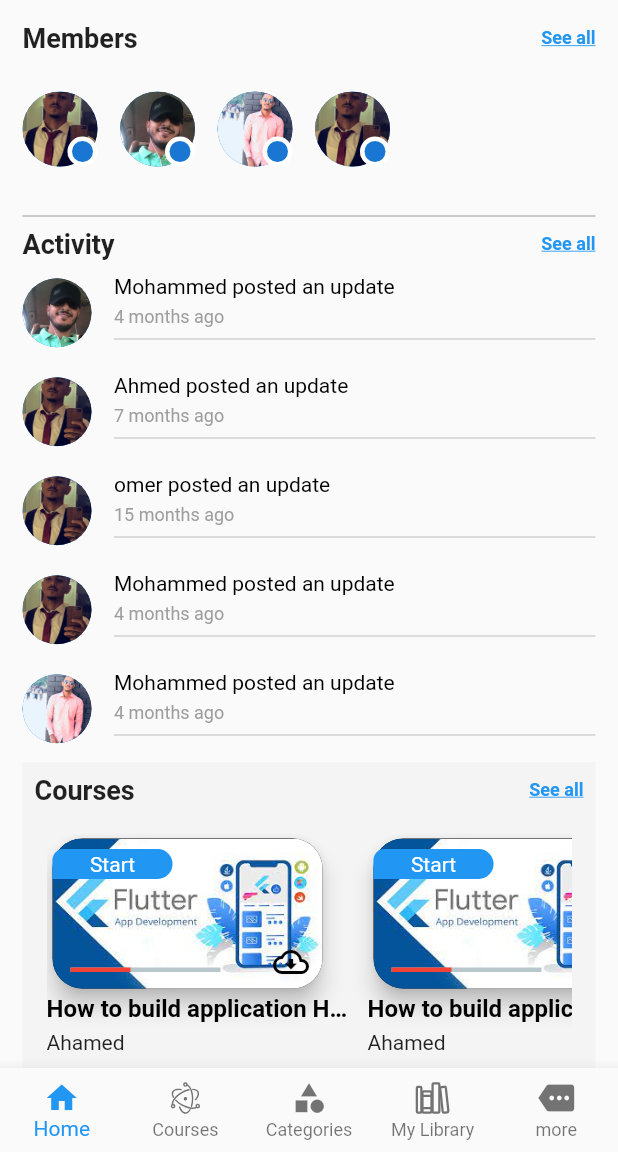
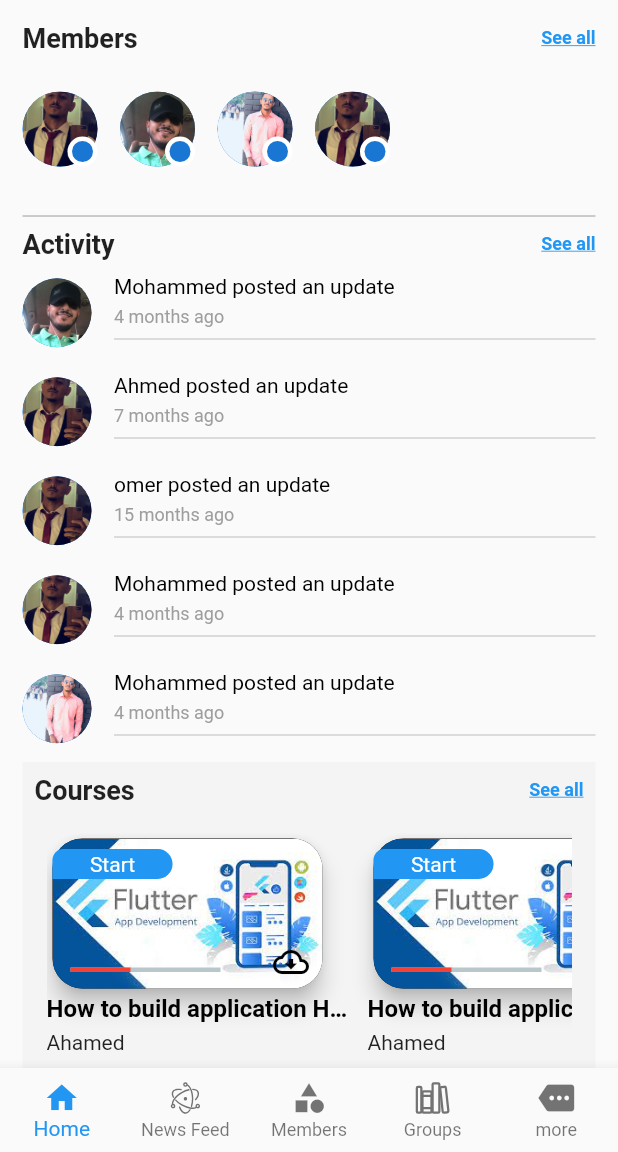
Before and after one commit to yamnizero/at_world, a Flutter app: the screen it shows after launch, on a phone screen of 412 x 824 dp, the part 84-1236 px from its top. Run offline on Flutter 3.47's test engine with Material 2 defaults, Android fonts, the phone set to English and light mode, and no system bars; drawn by our look-alikes of percent_indicator; our stand-ins replace file_picker, flutter_vector_icons, fluttertoast, image_picker, open_file; accounts and stored records are empty.

Commit message:
news feed

```diff
--- a/lib/Layout/home_layout.dart
+++ b/lib/Layout/home_layout.dart
@@ -31,30 +31,15 @@ class _HomeLayoutState extends State<HomeLayout> {
   List<String> titles =
   [
     'Home',
-    'Courses',
-    'Categories',
-    'My Library',
+    'News Feed',
+    'Members',
+    'Groups',
     'More',
   ];
 
   @override
   Widget build(BuildContext context) {
     return Scaffold(
-
-      appBar: AppBar(
-        backgroundColor: Colors.white,
-        shadowColor: Colors.black,
-        elevation: .0,
-        title: Center(
-          child: Image.asset(
-            'assets/images/atworld.png',
-            height: 32,
-          ),
-        ),
-      ),
-
-
-
       body: screen[currentIndex],
       // CustomScrollView(
       //   slivers: [
@@ -98,19 +83,19 @@ class _HomeLayoutState extends State<HomeLayout> {
                 Ionicons.ios_logo_electron
 
             ),
-            label: 'Courses'
+            label: 'News Feed'
         ),
         BottomNavigationBarItem(
             icon: Icon(
               MaterialIcons.category,
             ),
-            label: 'Categories'
+            label: 'Members'
         ),
         BottomNavigationBarItem(
             icon: Icon(
                 Ionicons.ios_library_outline
             ),
-            label: 'My Library'
+            label: 'Groups'
         ),
         BottomNavigationBarItem(
             icon: Icon(
--- a/lib/Models/Home_models/Members/Groups/includ_setting_group/Manage/Nav_push_manage/Discussions/screen_discusions_nav.dart
+++ b/lib/Models/Home_models/Members/Groups/includ_setting_group/Manage/Nav_push_manage/Discussions/screen_discusions_nav.dart
@@ -103,7 +103,8 @@ class _ScreenDiscussionsNavState extends State<ScreenDiscussionsNav> {
           ),
         ],
       ),
-      body: Padding(
+      body: SingleChildScrollView(
+        child: Padding(
           padding: const EdgeInsets.all(20.0),
           child: Column(
             crossAxisAlignment: CrossAxisAlignment.start,
@@ -134,6 +135,7 @@ class _ScreenDiscussionsNavState extends State<ScreenDiscussionsNav> {
                         ),
                       ),
                       Checkbox(
+                        shape: CircleBorder(),
                     value: isChecked,
                     onChanged: (bool? value) { // This is where we update the state when the checkbox is tapped
                       setState(() {
@@ -168,7 +170,6 @@ class _ScreenDiscussionsNavState extends State<ScreenDiscussionsNav> {
                           value: _selectedDropDownListModel,
                           items: _dropdownMenuItems,
                           onChanged: OnChangeDropdownItem,
-
                         ),
                       ),
 
@@ -179,6 +180,7 @@ class _ScreenDiscussionsNavState extends State<ScreenDiscussionsNav> {
             ],
           ),
         ),
+      ),
     );
   }
 }
--- a/lib/Models/Home_models/Members/Groups/includ_setting_group/feed/feed_seeting_groups.dart
+++ b/lib/Models/Home_models/Members/Groups/includ_setting_group/feed/feed_seeting_groups.dart
@@ -1,8 +1,6 @@
 import 'package:at_world/Models/Home_models/Members/Groups/includ_setting_group/feed/widget_feed_setting_group.dart';
-import 'package:at_world/ViewModel/home_screen_viewModel.dart';
+
 import 'package:flutter/material.dart';
-
-import '../../../UserFormMembers.dart';
 import 'create_post_group.dart';
 
 class FeedSettingGroups extends StatefulWidget {
--- a/lib/share/components/componets.dart
+++ b/lib/share/components/componets.dart
@@ -7,8 +7,8 @@ Widget defaultButton({
   double width = double.infinity,
   Color background = kClub,
   double radius = 10.0,
-  @required Function()? function,
-  @required String? text,
+  required Function()? function,
+  required String? text,
 }) =>
     Container(
       width: width,
--- a/lib/view/home/home_screen.dart
+++ b/lib/view/home/home_screen.dart
@@ -35,9 +35,19 @@ class _HomeScreenState extends State<HomeScreen> {
   }
   @override
   Widget build(BuildContext context) {
-    return SingleChildScrollView(
-
-        child: SingleChildScrollView(
+    return Scaffold(
+      appBar: AppBar(
+        backgroundColor: Colors.white,
+        shadowColor: Colors.black,
+        elevation: .0,
+        title: Center(
+          child: Image.asset(
+            'assets/images/atworld.png',
+            height: 32,
+          ),
+        ),
+      ),
+      body: SingleChildScrollView(
         child: Column(
           children: [
             Padding(
--- a/lib/view/new_feed/new_feed_screen.dart
+++ b/lib/view/new_feed/new_feed_screen.dart
@@ -1,3 +1,4 @@
+import 'package:at_world/Models/News_Feed/page_news_feeds.dart';
 import 'package:flutter/material.dart';
 
 class NewFeedScreen extends StatelessWidget {
@@ -5,6 +6,7 @@ class NewFeedScreen extends StatelessWidget {
 
   @override
   Widget build(BuildContext context) {
-    return Center(child: Text('New Feeds'));
+    return PageNewsFeed();
+
   }
 }
```
Also changed, not shown: lib/Models/Home_models/Members/Groups/includ_setting_group/Manage/Nav_push_manage/Delete/screen_delete_nav.dart (added, +122 -0 lines), lib/Models/Home_models/Members/Groups/includ_setting_group/Manage/screen_manage.dart (+7 -6 lines), lib/Models/News_Feed/page_news_feeds.dart (added, +17 -0 lines). Lines whose indentation alone changed are shown as unchanged.
